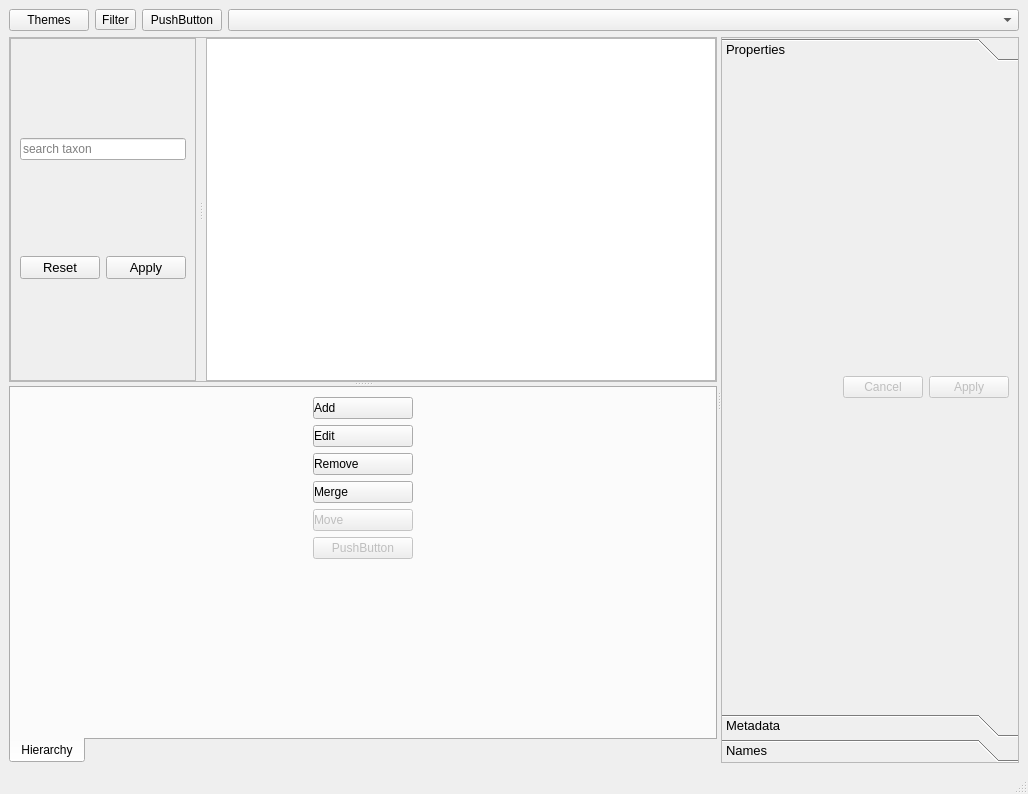
The window that ui/taxanames.ui (PhilippeBko/taxa_occ) describes before a commit, drawn with Qt 5.
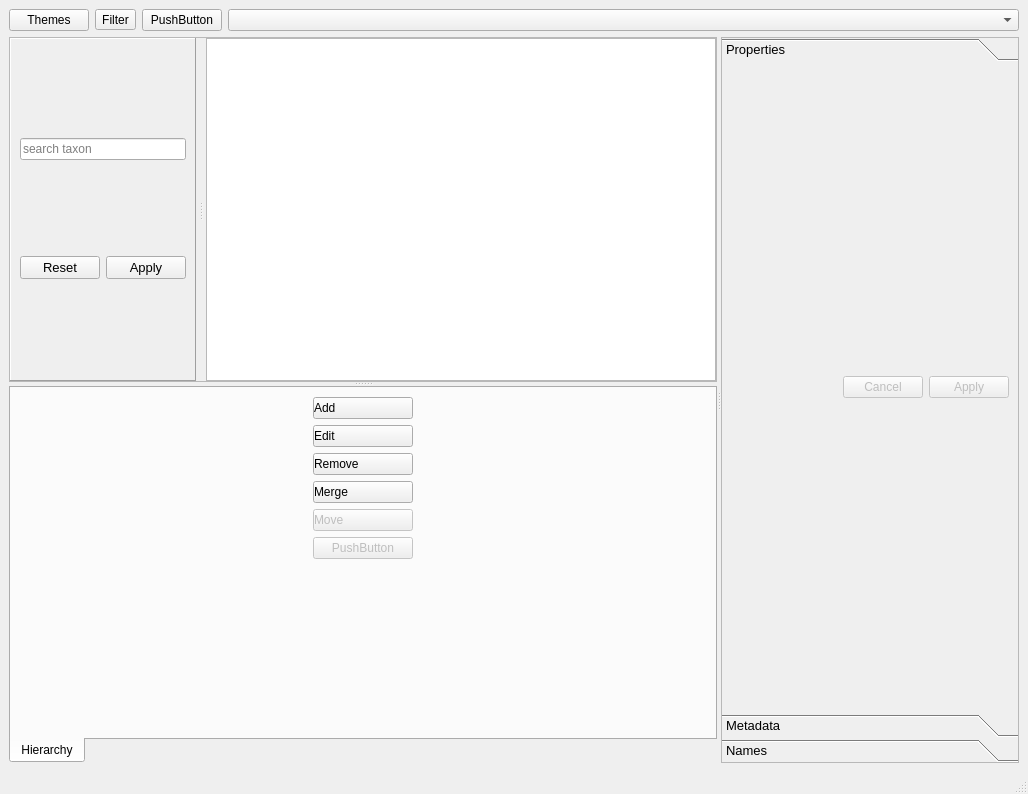
The same window after the commit. Icons and pictures are not drawn.

```diff
--- a/ui/taxanames.ui
+++ b/ui/taxanames.ui
@@ -132,7 +132,7 @@
         </property>
         <widget class="QFrame" name="frame_filter">
          <property name="frameShape">
-          <enum>QFrame::StyledPanel</enum>
+          <enum>QFrame::Panel</enum>
          </property>
          <property name="frameShadow">
           <enum>QFrame::Raised</enum>
```
Left out of the diff: 10 changed lines with no effect on the pictures.
